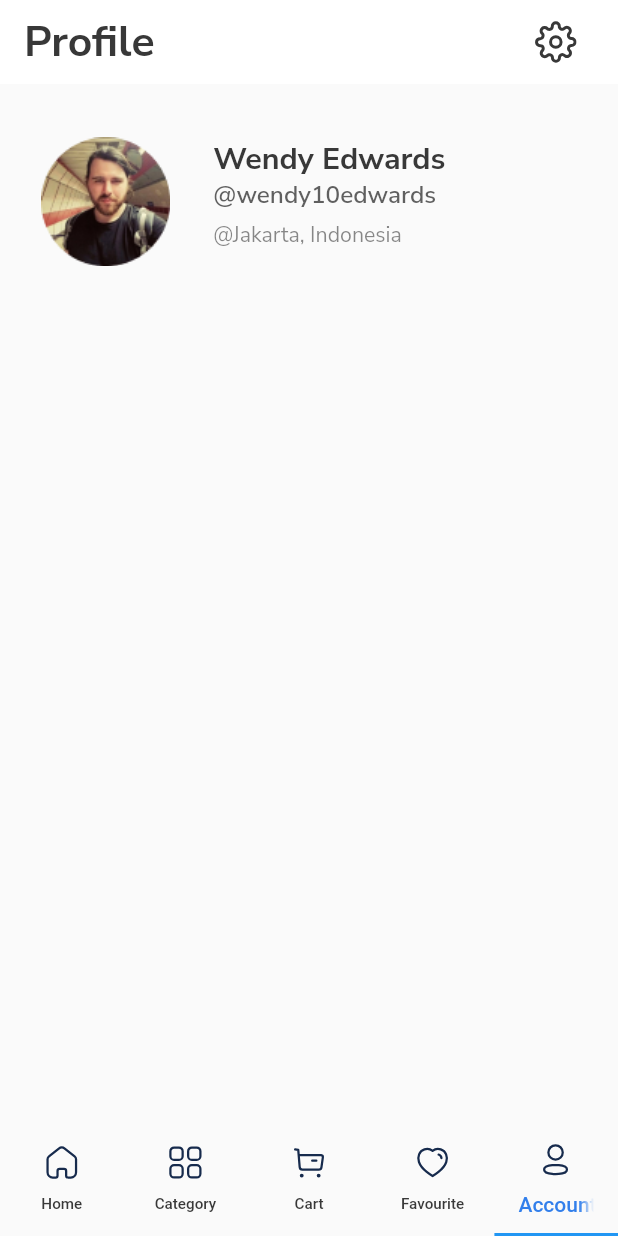
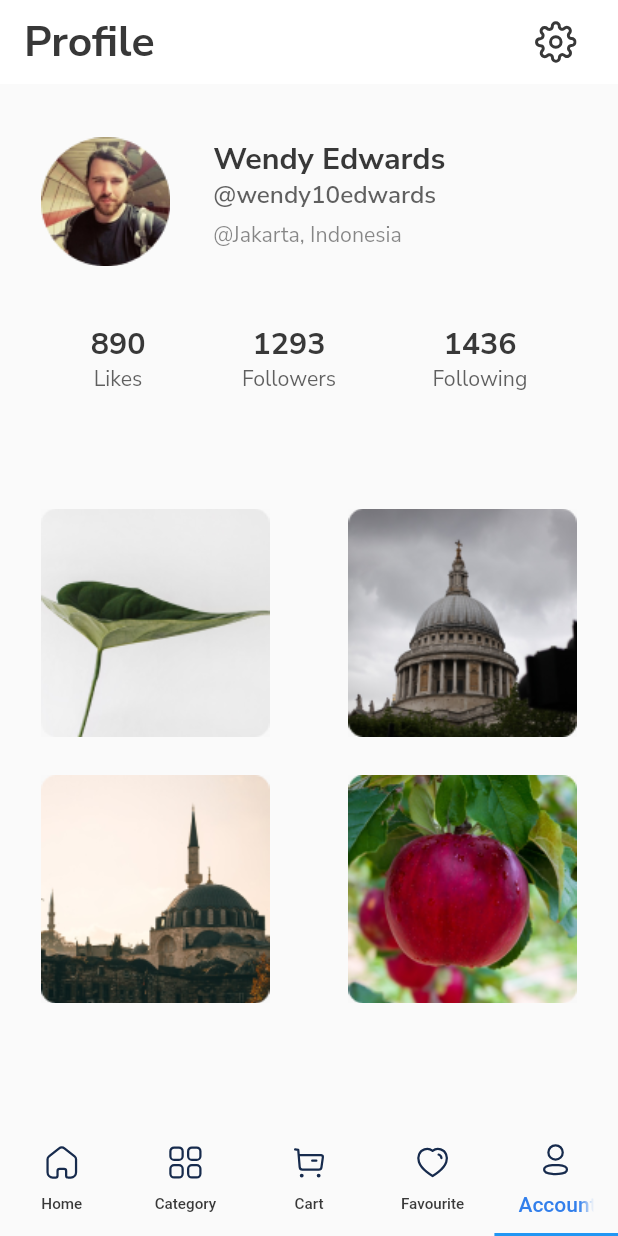
Before and after one commit to ogabek6207/realtime_database_ogabekdev, a Flutter app: the screen it shows after launch, item 5 of the bottom bar chosen, on a phone screen of 412 x 824 dp. Run offline on Flutter 3.47's test engine with Material 2 defaults, Android fonts, the phone set to English and light mode, and no system bars; our stand-ins replace cloud_firestore, firebase_auth, firebase_core, firebase_database, flutter_svg, page_transition and 3 more; accounts and stored records are empty.

Commit message:
profile_screeen

```diff
--- a/lib/src/ui/menu/profile/profile_screen.dart
+++ b/lib/src/ui/menu/profile/profile_screen.dart
@@ -77,7 +77,7 @@ class _ProfileScreenState extends State<ProfileScreen> {
             crossAxisAlignment: CrossAxisAlignment.start,
             mainAxisAlignment: MainAxisAlignment.start,
             children: [
-              Container(
+              SizedBox(
                 height: 86 * h,
                 width: 86 * h,
                 child: Stack(
@@ -130,6 +130,136 @@ class _ProfileScreenState extends State<ProfileScreen> {
               ),
             ],
           ),
+          SizedBox(
+            height: 36 * h,
+          ),
+          Container(
+            height: 92 * h,
+            child: Row(
+              children: [
+                SizedBox(
+                  width: 30 * w,
+                ),
+                Column(
+                  children: [
+                    Text(
+                      "890",
+                      style: TextStyle(
+                        fontFamily: AppColor.fontFamilyNunitoSans,
+                        fontWeight: FontWeight.w700,
+                        fontSize: 20 * h,
+                        color: AppColor.dark,
+                      ),
+                    ),
+                    Text(
+                      "Likes",
+                      style: TextStyle(
+                        fontFamily: AppColor.fontFamilyNunitoSans,
+                        fontWeight: FontWeight.w400,
+                        fontSize: 14 * h,
+                        color: AppColor.dark.withOpacity(0.8),
+                      ),
+                    ),
+                  ],
+                ),
+                Spacer(),
+                Column(
+                  children: [
+                    Text(
+                      "1293",
+                      style: TextStyle(
+                        fontFamily: AppColor.fontFamilyNunitoSans,
+                        fontWeight: FontWeight.w700,
+                        fontSize: 20 * h,
+                        color: AppColor.dark,
+                      ),
+                    ),
+                    Text(
+                      "Followers",
+                      style: TextStyle(
+                        fontFamily: AppColor.fontFamilyNunitoSans,
+                        fontWeight: FontWeight.w400,
+                        fontSize: 14 * h,
+                        color: AppColor.dark.withOpacity(0.8),
+                      ),
+                    ),
+                  ],
+                ),
+                Spacer(),
+                Column(
+                  children: [
+                    Text(
+                      "1436",
+                      style: TextStyle(
+                        fontFamily: AppColor.fontFamilyNunitoSans,
+                        fontWeight: FontWeight.w700,
+                        fontSize: 20 * h,
+                        color: AppColor.dark,
+                      ),
+                    ),
+                    Text(
+                      "Following",
+                      style: TextStyle(
+                        fontFamily: AppColor.fontFamilyNunitoSans,
+                        fontWeight: FontWeight.w400,
+                        fontSize: 14 * h,
+                        color: AppColor.dark.withOpacity(0.8),
+                      ),
+                    ),
+                  ],
+                ),
+                SizedBox(
+                  width: 30 * w,
+                ),
+              ],
+            ),
+          ),
+          SizedBox(
+            height: 30 * h,
+          ),
+          Row(
+            children: [
+              Container(
+                height: 150 * h,
+                width: 150 * h,
+                child: Image.asset(
+                  "assets/images/posts1.png",
+                  fit: BoxFit.cover,
+                ),
+              ),
+              Spacer(),
+              Container(
+                height: 150 * h,
+                width: 150 * h,
+                child: Image.asset(
+                  "assets/images/posts2.png",
+                  fit: BoxFit.cover,
+                ),
+              ),
+            ],
+          ),
+          SizedBox(height: 25*h,),
+          Row(
+            children: [
+              Container(
+                height: 150 * h,
+                width: 150 * h,
+                child: Image.asset(
+                  "assets/images/posts3.png",
+                  fit: BoxFit.cover,
+                ),
+              ),
+              Spacer(),
+              Container(
+                height: 150 * h,
+                width: 150 * h,
+                child: Image.asset(
+                  "assets/images/posts4.png",
+                  fit: BoxFit.cover,
+                ),
+              ),
+            ],
+          ),
         ],
       ),
     );
```
Also changed, not shown: assets/images/posts1.png (added), assets/images/posts2.png (added), assets/images/posts3.png (added), assets/images/posts4.png (added).
